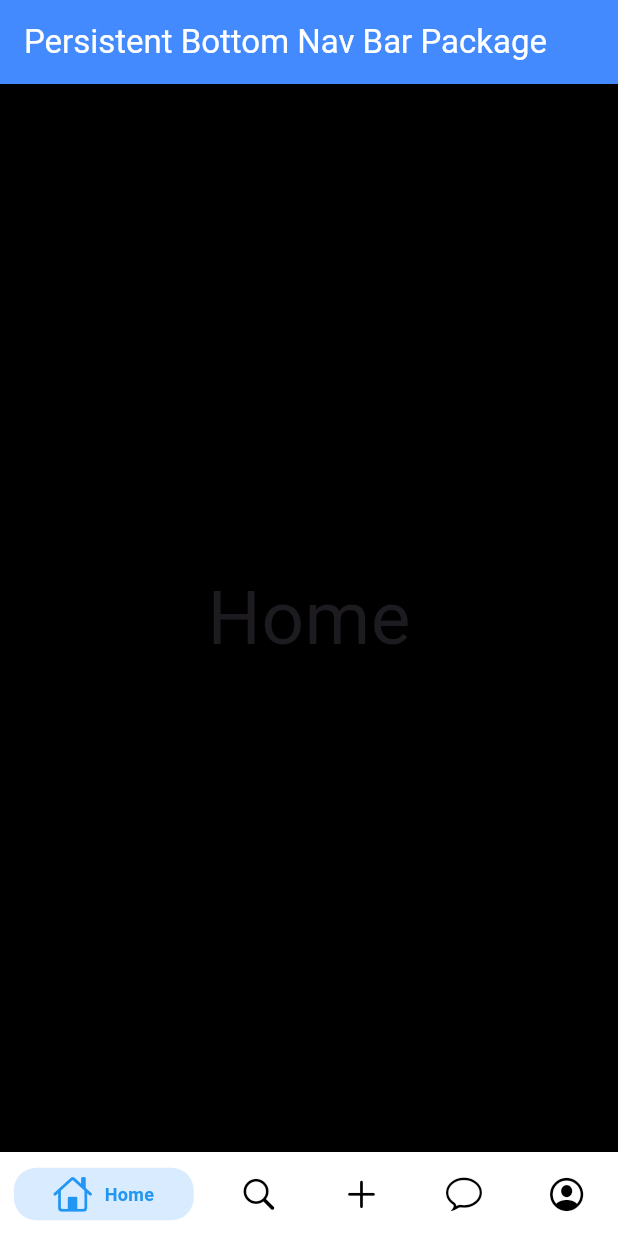
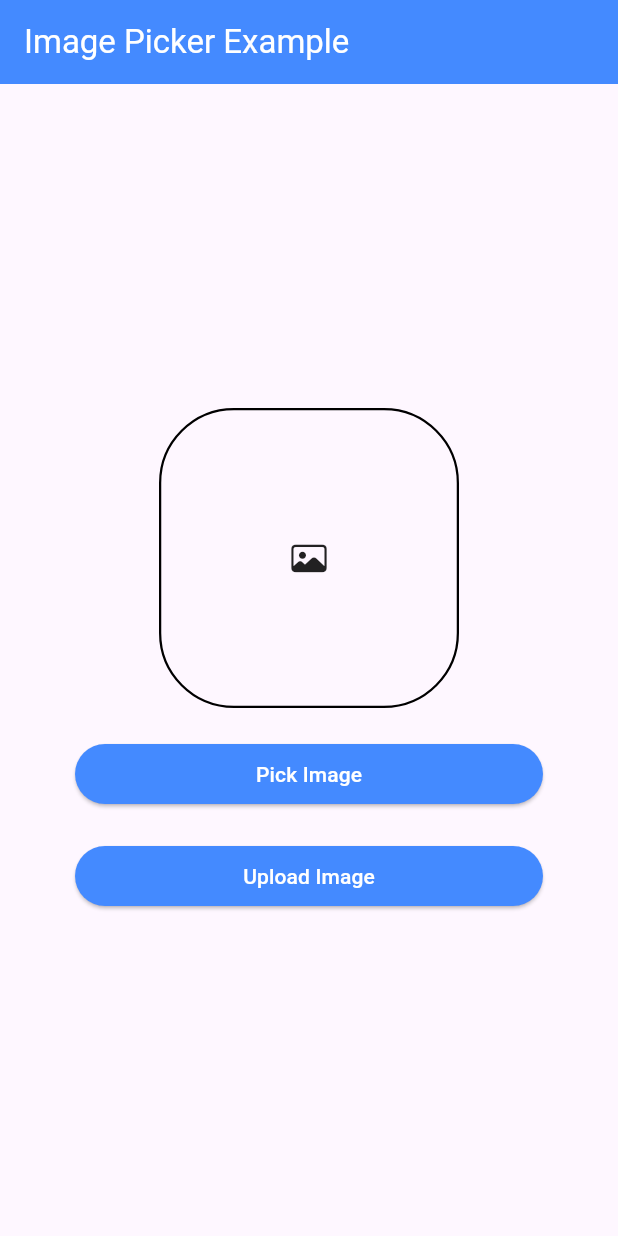
Before and after one commit to muhammadazan-code/widget-package-of-the-week, a Flutter app: the screen it shows after launch, on a phone screen of 412 x 824 dp. Run offline on Flutter 3.47's test engine with Material 3 defaults, Android fonts, the phone set to English and light mode, and no system bars; drawn by our look-alikes of persistent_bottom_nav_bar; our stand-ins replace image_picker.

Commit message:
Learn Image picker package

```diff
--- a/lib/main.dart
+++ b/lib/main.dart
@@ -1,6 +1,5 @@
 import 'package:flutter/material.dart';
-import 'package:widget_of_the_week/packages/persistent_bottom_nav_bar.dart';
-import 'package:widget_of_the_week/widgets/tab_bar.dart';
+import 'package:widget_of_the_week/packages/image_picker.dart';
 
 void main() {
   runApp(MyApp());
@@ -12,7 +11,12 @@ class MyApp extends StatelessWidget {
   @override
   Widget build(BuildContext context) {
     return MaterialApp(
-      home: PersistentBottomNavBarExample(),
+      theme: ThemeData(
+          appBarTheme: AppBarTheme(
+        backgroundColor: Colors.blueAccent,
+        foregroundColor: Colors.white,
+      )),
+      home: ImagePickerPackageExample(),
     );
   }
 }
--- /dev/null
+++ b/lib/packages/image_picker.dart
@@ -0,0 +1,115 @@
+import 'dart:io';
+import 'package:flutter/cupertino.dart';
+import 'package:http/http.dart' as http;
+import 'package:flutter/material.dart';
+import 'package:image_picker/image_picker.dart';
+
+class ImagePickerPackageExample extends StatefulWidget {
+  const ImagePickerPackageExample({super.key});
+
+  @override
+  State<ImagePickerPackageExample> createState() =>
+      _ImagePickerPackageExampleState();
+}
+
+class _ImagePickerPackageExampleState extends State<ImagePickerPackageExample> {
+  // Step 1
+  File? image;
+  // Step 2
+  final _picker = ImagePicker();
+  // Step 3
+  Future getImage() async {
+    final pickedFile =
+        await _picker.pickImage(source: ImageSource.gallery, imageQuality: 100);
+    if (pickedFile!.path.isNotEmpty) {
+      image = File(pickedFile.path);
+    } else {
+      throw Exception("Error");
+    }
+  }
+
+  // Step 4
+  Future<void> getLoadImage() async {
+    var stream = http.ByteStream(image!.openRead());
+    stream.cast();
+    var length = await image!.length();
+    var uri = Uri.parse("https://fakestoreapi.com/products");
+    var request = http.MultipartRequest("POST", uri);
+    request.fields['title'] = 'Static title';
+    var multipart = http.MultipartFile('images', stream, length);
+    request.files.add(multipart);
+    // ignore: unused_local_variable
+    var response = await request.send();
+  }
+
+  @override
+  Widget build(BuildContext context) {
+    return Scaffold(
+      appBar: AppBar(
+        title: Text("Image Picker Example"),
+      ),
+      body: SafeArea(
+          child: Column(
+        spacing: 20,
+        mainAxisAlignment: MainAxisAlignment.center,
+        crossAxisAlignment: CrossAxisAlignment.center,
+        children: [
+          // ignore: sized_box_for_whitespace
+          Container(
+            height: 200,
+            width: 200,
+            decoration: BoxDecoration(
+              borderRadius: BorderRadius.circular(50),
+              border: Border.all(width: 1.5),
+            ),
+            child: image == null
+                ? Center(
+                    child: Icon(CupertinoIcons.photo),
+                  )
+                : ClipRRect(
+                    borderRadius: BorderRadius.circular(50),
+                    child: Image(
+                        width: 200,
+                        height: 200,
+                        filterQuality: FilterQuality.high,
+                        fit: BoxFit.fitWidth,
+                        image: FileImage(File(image!.path).absolute)),
+                  ),
+          ),
+          Padding(
+            padding: EdgeInsets.symmetric(horizontal: 50.0),
+            child: ElevatedButton(
+              style: ButtonStyle(
+                  backgroundColor: WidgetStatePropertyAll(Colors.blueAccent),
+                  foregroundColor: WidgetStatePropertyAll(Colors.white)),
+              onPressed: () {
+                setState(() {
+                  getImage();
+                });
+              },
+              child: Center(
+                child: Text("Pick Image"),
+              ),
+            ),
+          ),
+          Padding(
+            padding: const EdgeInsets.symmetric(horizontal: 50.0),
+            child: ElevatedButton(
+              style: ButtonStyle(
+                  foregroundColor: WidgetStatePropertyAll(Colors.white),
+                  backgroundColor: WidgetStatePropertyAll(Colors.blueAccent)),
+              onPressed: () {
+                setState(() {
+                  getLoadImage();
+                });
+              },
+              child: Center(
+                child: Text("Upload Image"),
+              ),
+            ),
+          ),
+        ],
+      )),
+    );
+  }
+}
--- a/lib/packages/persistent_bottom_nav_bar.dart
+++ b/lib/packages/persistent_bottom_nav_bar.dart
@@ -53,8 +53,6 @@ class PersistentBottomNavBarExample extends StatelessWidget {
     return Scaffold(
       appBar: AppBar(
         title: Text("Persistent Bottom Nav Bar Package"),
-        backgroundColor: Colors.blueAccent,
-        foregroundColor: Colors.white,
       ),
       body: PersistentTabView(
         context,
--- a/lib/widgets/tab_bar.dart
+++ b/lib/widgets/tab_bar.dart
@@ -36,8 +36,6 @@ class _TabBarWidgetState extends State<TabBarWidget> {
       child: Scaffold(
         appBar: AppBar(
           centerTitle: true,
-          backgroundColor: Colors.blueAccent,
-          foregroundColor: Colors.white,
           title: Text("Tab Bar Widget"),
           // Step 3: There is a property in AppBar is bottom which we assign the Tab Bar widget.
           bottom: TabBar(tabs: tabs),
--- a/pubspec.yaml
+++ b/pubspec.yaml
@@ -2,7 +2,7 @@ name: widget_of_the_week
 description: "A new Flutter project."
 # The following line prevents the package from being accidentally published to
 # pub.dev using `flutter pub publish`. This is preferred for private packages.
-publish_to: 'none' # Remove this line if you wish to publish to pub.dev
+publish_to: "none" # Remove this line if you wish to publish to pub.dev
 
 # The following defines the version and build number for your application.
 # A version number is three numbers separated by dots, like 1.2.43
@@ -34,6 +34,8 @@ dependencies:
   # The following adds the Cupertino Icons font to your application.
   # Use with the CupertinoIcons class for iOS style icons.
   cupertino_icons: ^1.0.8
+  image_picker: ^1.1.2
+  http: ^1.3.0
   persistent_bottom_nav_bar: ^6.2.1
 
 dev_dependencies:
@@ -52,7 +54,6 @@ dev_dependencies:
 
 # The following section is specific to Flutter packages.
 flutter:
-
   # The following line ensures that the Material Icons font is
   # included with your application, so that you can use the icons in
   # the material Icons class.
```
Also changed, not shown: pubspec.lock, 5 other files.
